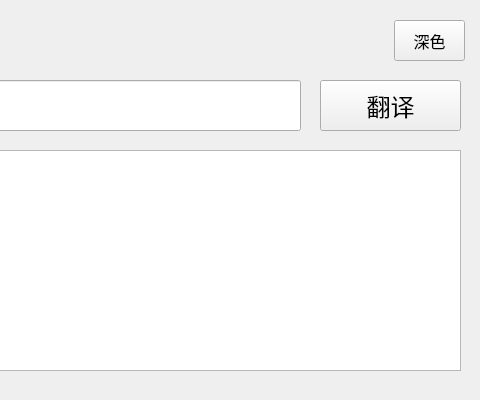
Above: Fastrans/ui.ui from YaoqxCN/Fastrans before the change; both pictures show x 220 to 700 and y 0 to 400 of the 700 by 400 pixel window. Below: the same form after it.
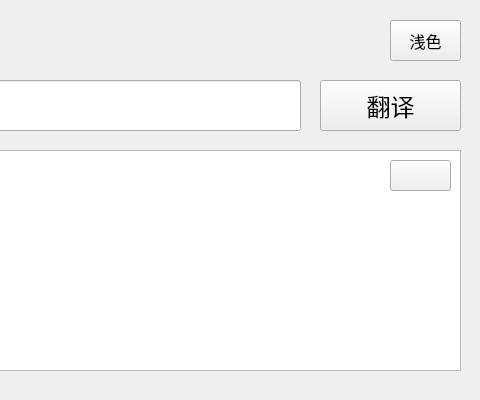
That is the form after the change.

Commit message: 新增复制按钮； 改进明暗切换部分问题；

```diff
--- a/Fastrans/ui.ui
+++ b/Fastrans/ui.ui
@@ -116,7 +116,7 @@
   <widget class="QPushButton" name="pushButton_theme">
    <property name="geometry">
     <rect>
-     <x>614</x>
+     <x>610</x>
      <y>20</y>
      <width>71</width>
      <height>41</height>
@@ -132,7 +132,7 @@
     <enum>Qt::RightToLeft</enum>
    </property>
    <property name="text">
-    <string>深色</string>
+    <string>浅色</string>
    </property>
    <property name="checkable">
     <bool>true</bool>
@@ -144,6 +144,25 @@
     <bool>false</bool>
    </property>
   </widget>
+  <widget class="QPushButton" name="pushButton_copy">
+   <property name="geometry">
+    <rect>
+     <x>610</x>
+     <y>160</y>
+     <width>61</width>
+     <height>31</height>
+    </rect>
+   </property>
+   <property name="font">
+    <font>
+     <family>微软雅黑 Light</family>
+     <pointsize>10</pointsize>
+    </font>
+   </property>
+   <property name="text">
+    <string/>
+   </property>
+  </widget>
  </widget>
  <resources/>
  <connections/>
```
Left out of the diff: 2 changed lines with no effect on the pictures. The commit also changes 5 other files.
